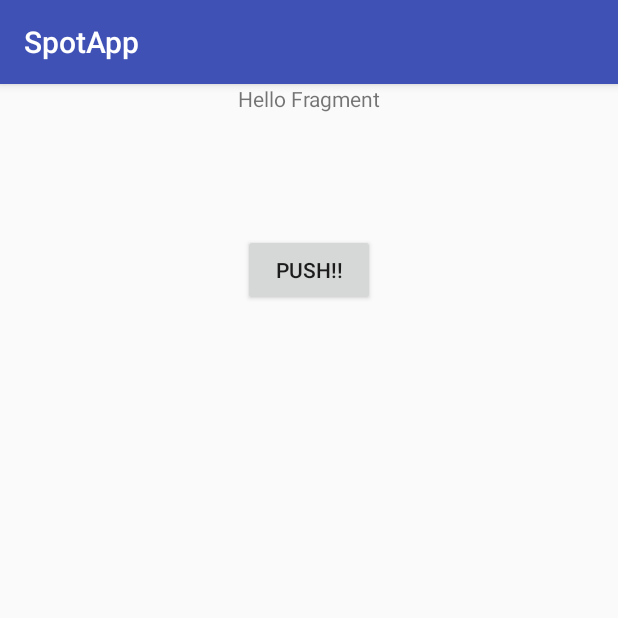
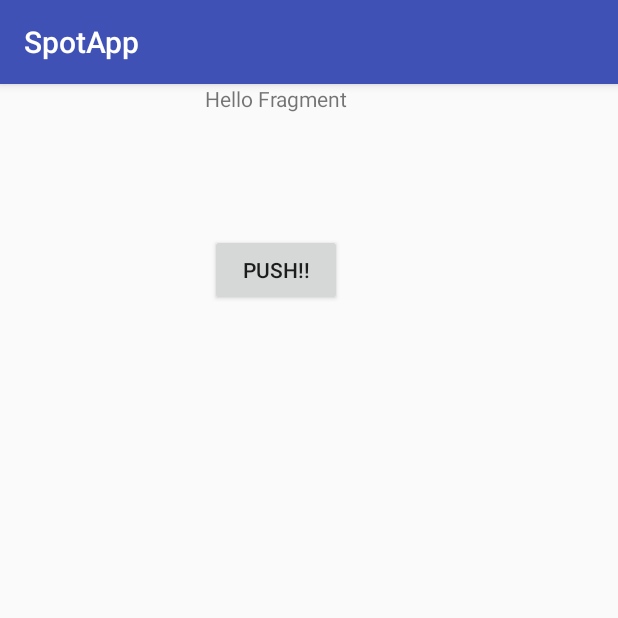
Before and after one commit to yuutarou22/SpotApp, an Android app: the screen it shows after launch (MainActivity), on a phone screen of 412 x 824 dp, the top half of it. Run offline under Robolectric (Android 15) with nearby library versions, the phone set to English and light mode, and no system bars.

Commit message:
0000-MainActivityからFragmentを使用した画面実装。

```diff
--- a/app/src/main/java/com/example/yutaroapp/spotapp/MainActivity.java
+++ b/app/src/main/java/com/example/yutaroapp/spotapp/MainActivity.java
@@ -1,5 +1,6 @@
 package com.example.yutaroapp.spotapp;
 
+import android.support.v4.app.FragmentTransaction;
 import android.support.v7.app.AppCompatActivity;
 import android.os.Bundle;
 
@@ -9,5 +10,17 @@ public class MainActivity extends AppCompatActivity {
   protected void onCreate(Bundle savedInstanceState) {
     super.onCreate(savedInstanceState);
     setContentView(R.layout.activity_main);
+
+    // コードからFragmentを追加
+    MainFragment fragment = new MainFragment();
+    /*
+    　　Fragmentの追加や削除は、Transactionを利用する。
+    　　add, replace, removeといったメソッドを使う。
+    　　最後にcommitを使用することで変更を反映する。
+    　　引数1:ViewGroupのID、引数2:追加するFragment
+    */
+    FragmentTransaction transaction = getSupportFragmentManager().beginTransaction();
+    transaction.add(R.id.container, fragment);
+    transaction.commit();
   }
 }
--- a/app/src/main/res/layout/activity_main.xml
+++ b/app/src/main/res/layout/activity_main.xml
@@ -7,10 +7,20 @@
     android:layout_height="match_parent"
     tools:context=".MainActivity">
 
-    <fragment
-        android:id="@+id/fragment"
-        android:name="com.example.yutaroapp.spotapp.MainFragment"
-        android:layout_width="match_parent"
-        android:layout_height="match_parent"/>
+    <!--<fragment-->
+        <!--android:id="@+id/fragment"-->
+        <!--android:name="com.example.yutaroapp.spotapp.MainFragment"-->
+        <!--android:layout_width="match_parent"-->
+        <!--android:layout_height="match_parent"/>-->
+
+    <LinearLayout
+        android:id="@+id/container"
+        android:layout_width="368dp"
+        android:layout_height="495dp"
+        android:orientation="vertical"
+        tools:layout_editor_absoluteX="8dp"
+        tools:layout_editor_absoluteY="8dp"
+        tools:ignore="MissingConstraints">
+    </LinearLayout>
 
 </android.support.constraint.ConstraintLayout>
```
